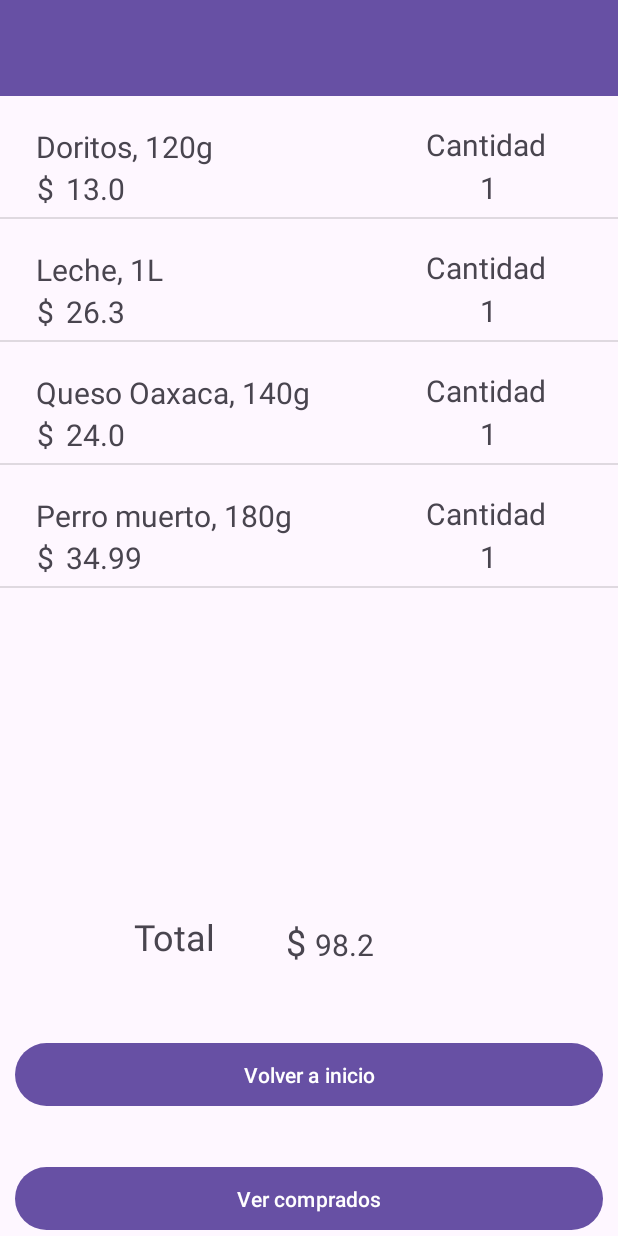
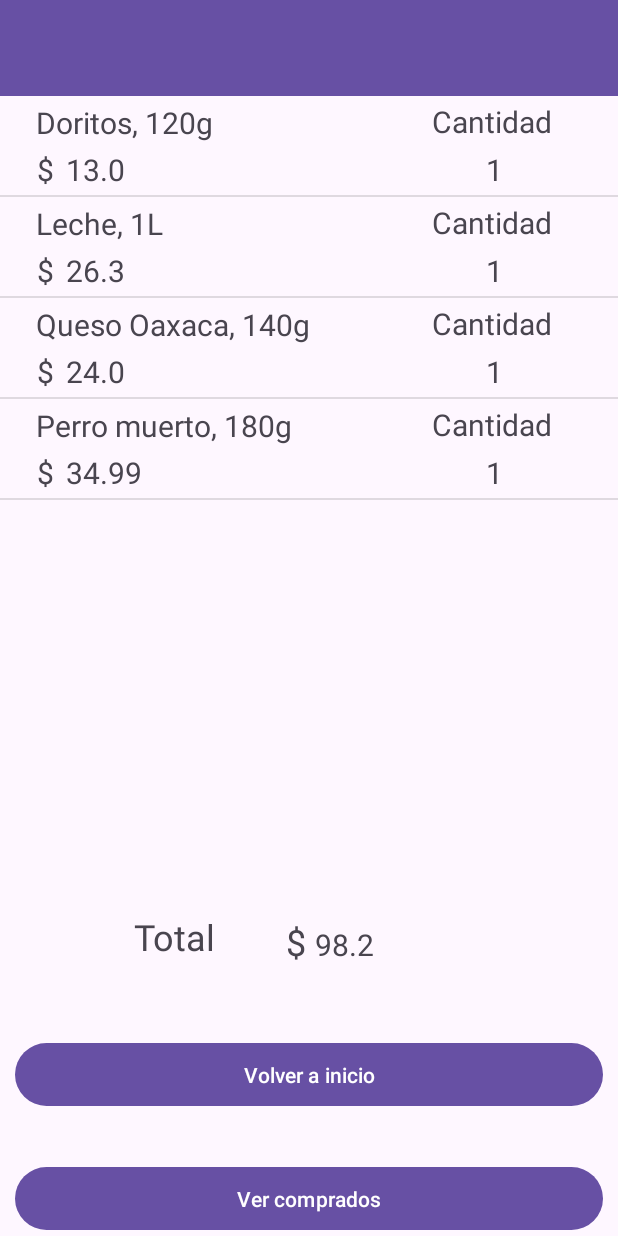
Before and after one commit to UlisesRS1/AppShopList, an Android app: the ScreenDidntPurchased screen opened directly, with no data from a screen before it, on a phone screen of 412 x 824 dp. Run offline under Robolectric (Android 15) with nearby library versions, the phone set to English and light mode, and no system bars.

Commit message:
ajuste de tamaños list element y check list

```diff
--- a/app/src/main/res/layout/list_element_check.xml
+++ b/app/src/main/res/layout/list_element_check.xml
@@ -11,14 +11,14 @@
         android:layout_width="wrap_content"
         android:layout_height="wrap_content"
         android:orientation="horizontal"
-        app:layout_constraintGuide_begin="16dp" />
+        app:layout_constraintGuide_begin="0dp" />
 
     <androidx.constraintlayout.widget.Guideline
         android:id="@+id/guideline7"
         android:layout_width="wrap_content"
         android:layout_height="wrap_content"
         android:orientation="horizontal"
-        app:layout_constraintGuide_begin="81dp" />
+        app:layout_constraintGuide_begin="66dp" />
 
     <TextView
         android:id="@+id/txtPrecioCheck"
@@ -30,8 +30,7 @@
         android:textSize="20sp"
         app:layout_constraintBottom_toTopOf="@+id/guideline7"
         app:layout_constraintStart_toStartOf="@+id/guideline9"
-        app:layout_constraintTop_toTopOf="@+id/guideline"
-        app:layout_constraintVertical_bias="0.0" />
+        app:layout_constraintTop_toTopOf="@+id/guideline" />
 
     <TextView
         android:id="@+id/textView8"
@@ -43,8 +42,7 @@
         android:textSize="20sp"
         app:layout_constraintBottom_toTopOf="@+id/guideline7"
         app:layout_constraintEnd_toStartOf="@+id/txtPrecioCheck"
-        app:layout_constraintTop_toTopOf="@+id/guideline"
-        app:layout_constraintVertical_bias="0.0" />
+        app:layout_constraintTop_toTopOf="@+id/guideline" />
 
     <TextView
         android:id="@+id/txtNombreDelProductoCheck"
@@ -69,24 +67,24 @@
         android:id="@+id/txtCantidadProductoCheck"
         android:layout_width="wrap_content"
         android:layout_height="wrap_content"
-        android:layout_marginStart="304dp"
+        android:layout_marginStart="308dp"
+        android:layout_marginTop="32dp"
         android:text="0"
         android:textSize="20sp"
         app:layout_constraintBottom_toTopOf="@+id/guideline7"
         app:layout_constraintStart_toStartOf="@+id/guideline9"
-        app:layout_constraintTop_toTopOf="@+id/guideline"
-        app:layout_constraintVertical_bias="0.842" />
+        app:layout_constraintTop_toTopOf="@+id/guideline" />
 
     <TextView
         android:id="@+id/textView4"
         android:layout_width="wrap_content"
         android:layout_height="wrap_content"
-        android:layout_marginStart="268dp"
+        android:layout_marginStart="272dp"
         android:text="Cantidad"
         android:textSize="20sp"
         app:layout_constraintBottom_toTopOf="@+id/guideline7"
         app:layout_constraintStart_toStartOf="@+id/guideline9"
         app:layout_constraintTop_toTopOf="@+id/guideline"
-        app:layout_constraintVertical_bias="0.065" />
+        app:layout_constraintVertical_bias="0.092" />
 
 </androidx.constraintlayout.widget.ConstraintLayout>
```
